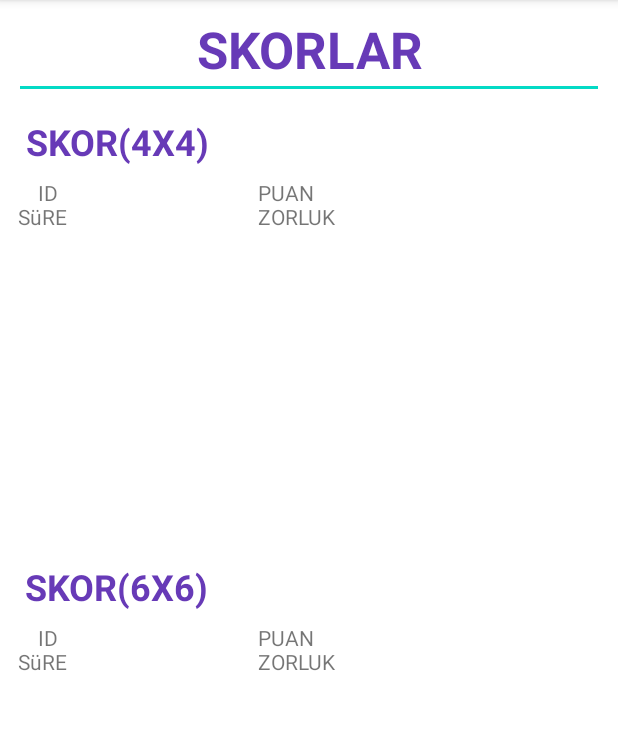
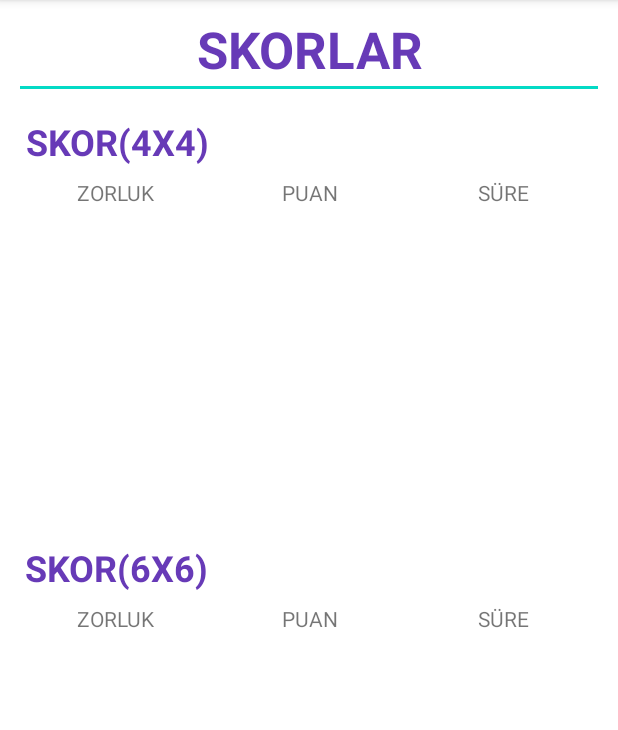
Before and after one commit to KadirShn/Memory-Games, an Android app: the Skorlar screen opened directly, with no data from a screen before it, on a phone screen of 412 x 824 dp, the part 84-814 px from its top. Run offline under Robolectric (Android 15) with nearby library versions, the phone set to English and light mode, and no system bars.

Commit message:
Hafiza Oyunu Yapimi

```diff
--- a/HafizaOyunu/app/src/main/java/com/kadirsahin/hafizaoyunu/Altilik.kt
+++ b/HafizaOyunu/app/src/main/java/com/kadirsahin/hafizaoyunu/Altilik.kt
@@ -5,7 +5,6 @@ import androidx.appcompat.app.AppCompatActivity
 import android.os.Bundle
 import android.os.CountDownTimer
 import android.widget.ImageButton
-import android.widget.Toast
 import androidx.appcompat.app.AlertDialog
 import kotlinx.android.synthetic.main.activity_altilik.*
 import kotlinx.android.synthetic.main.activity_altilik.Puan
@@ -28,9 +27,7 @@ import kotlinx.android.synthetic.main.activity_altilik.fotobtn8
 import kotlinx.android.synthetic.main.activity_altilik.fotobtn9
 import kotlinx.android.synthetic.main.activity_altilik.gerisayim
 import kotlinx.android.synthetic.main.activity_altilik.hamle
-import kotlinx.android.synthetic.main.activity_dortluk.*
 
-private const val TAG = "Altilik"
 class Altilik : AppCompatActivity() {
     private lateinit var buttons: List<ImageButton>
     private lateinit var cards: List<Kartlar>
@@ -140,14 +137,14 @@ class Altilik : AppCompatActivity() {
         Puan.text =puan.toString()
 
         val context = this
-        var db = DataBase(context)
+        val db = DataBase(context)
 
         if(eslesmesayisi==18)
         {
-            var tur = "6x6"
-            var p6 = Puan.text.toString()
-            var s6 = 120 - (gerisayim.text.toString()).toInt()
-            var sk = skor(p6.toInt(),s6.toInt(),tur)
+            val tur = "6x6"
+            val p6 = Puan.text.toString()
+            val s6 = 120 - (gerisayim.text.toString()).toInt()
+            val sk = skor(p6.toInt(),s6,tur)
             db.insertData4(sk)
         }
     }
--- a/HafizaOyunu/app/src/main/java/com/kadirsahin/hafizaoyunu/Dortluk.kt
+++ b/HafizaOyunu/app/src/main/java/com/kadirsahin/hafizaoyunu/Dortluk.kt
@@ -5,10 +5,7 @@ import androidx.appcompat.app.AppCompatActivity
 import android.os.Bundle
 import android.os.CountDownTimer
 import android.widget.ImageButton
-import android.widget.Toast
 import androidx.appcompat.app.AlertDialog
-import kotlinx.android.synthetic.main.activity_altilik.*
-import kotlinx.android.synthetic.main.activity_dortluk.*
 import kotlinx.android.synthetic.main.activity_dortluk.Puan
 import kotlinx.android.synthetic.main.activity_dortluk.eslesme
 import kotlinx.android.synthetic.main.activity_dortluk.fotobtn1
@@ -30,7 +27,6 @@ import kotlinx.android.synthetic.main.activity_dortluk.fotobtn9
 import kotlinx.android.synthetic.main.activity_dortluk.gerisayim
 import kotlinx.android.synthetic.main.activity_dortluk.hamle
 
-private const val TAG = "Dortluk"
 class Dortluk : AppCompatActivity() {
 
     private lateinit var buttons: List<ImageButton>
@@ -97,7 +93,6 @@ class Dortluk : AppCompatActivity() {
             button.setImageResource(if (card.isFaceUp) card.identifier else R.drawable.codee)
         }
     }
-    private val tekrarkont=0
     private fun updateModels(position: Int) {
 
         val card = cards[position]
@@ -142,13 +137,13 @@ class Dortluk : AppCompatActivity() {
         Puan.text =puan.toString()
 
         val context = this
-        var db = DataBase(context)
+        val db = DataBase(context)
         if(eslesmesayisi==8)
         {
-            var tur = "4x4"
-            var p4 = Puan.text.toString()
-            var s4 = 60 - (gerisayim.text.toString()).toInt()
-            var sk = skor(p4.toInt(),s4.toInt(),tur)
+            val tur = "4x4"
+            val p4 = Puan.text.toString()
+            val s4 = 60 - (gerisayim.text.toString()).toInt()
+            val sk = skor(p4.toInt(),s4,tur)
             db.insertData4(sk)
         }
     }
--- a/HafizaOyunu/app/src/main/java/com/kadirsahin/hafizaoyunu/Skorlar.kt
+++ b/HafizaOyunu/app/src/main/java/com/kadirsahin/hafizaoyunu/Skorlar.kt
@@ -14,25 +14,25 @@ class Skorlar : AppCompatActivity() {
         var db = DataBase(context)
         var data = db.readData4()
         var data2 = db.readData6()
-        txt4x4.text = ""
-        txt6x6.text = ""
-        baslik1.text="\tID\t\t\t\t\t\t\t\t\t\tPUAN\t\t\t\t\t\t\t\t\t\t\t\tSüRE\t\t\t\t\t\t\t\t\t\tZORLUK"
-        baslik2.text="\tID\t\t\t\t\t\t\t\t\t\tPUAN\t\t\t\t\t\t\t\t\t\t\t\tSüRE\t\t\t\t\t\t\t\t\t\tZORLUK"
+        textView6.text = ""
+        textView8.text = ""
+        textView10.text = ""
+        textView17.text = ""
+        textView18.text = ""
+        textView19.text = ""
         for (i in 0 until data.size)
         {
-            txt4x4.append("\t"+data.get(i).id4.toString()+ "\t\t\t\t\t\t\t\t\t\t\t"
-                    +data.get(i).pun+ "\t\t\t\t\t\t\t\t\t\t\t\t\t\t\t"
-                    +data.get(i).sure+ "\t\t\t\t\t\t\t\t\t\t\t\t\t"
-                    +data.get(i).tur+ "\n" )
+            textView6.append(data.get(i).tur+ "\n")
+            textView8.append(data.get(i).pun.toString()+ "\n")
+            textView10.append(data.get(i).sure.toString()+ "\n")
 
 
         }
         for(j in 0 until data2.size)
         {
-            txt6x6.append("\t"+data2.get(j).id4.toString()+ "\t\t\t\t\t\t\t\t\t\t\t"
-                    +data2.get(j).pun+ "\t\t\t\t\t\t\t\t\t\t\t\t\t\t\t"
-                    +data2.get(j).sure+ "\t\t\t\t\t\t\t\t\t\t\t\t\t"
-                    +data2.get(j).tur+ "\n" )
+            textView17.append(data2.get(j).tur+ "\n")
+            textView18.append(data2.get(j).pun.toString()+ "\n")
+            textView19.append(data2.get(j).sure.toString()+ "\n")
         }
 
     }
--- a/HafizaOyunu/app/src/main/res/layout/activity_skorlar.xml
+++ b/HafizaOyunu/app/src/main/res/layout/activity_skorlar.xml
@@ -26,53 +26,74 @@
     <ScrollView
         android:id="@+id/scrollView2"
         android:layout_width="388dp"
-        android:layout_height="240dp"
+        android:layout_height="200dp"
         android:layout_marginTop="8dp"
         app:layout_constraintEnd_toEndOf="parent"
         app:layout_constraintStart_toStartOf="parent"
-        app:layout_constraintTop_toBottomOf="@+id/textView4">
+        app:layout_constraintTop_toBottomOf="@+id/linearLayout">
 
         <LinearLayout
             android:layout_width="match_parent"
             android:layout_height="wrap_content"
-            android:orientation="vertical">
+            android:orientation="horizontal">
 
             <TextView
-                android:id="@+id/baslik1"
-                android:layout_width="match_parent"
-                android:layout_height="wrap_content" />
+                android:id="@+id/textView6"
+                android:layout_width="10dp"
+                android:layout_height="wrap_content"
+                android:layout_weight="1"
+                android:textAlignment="center" />
 
             <TextView
-                android:id="@+id/txt4x4"
-                android:layout_width="match_parent"
-                android:layout_height="wrap_content" />
+                android:id="@+id/textView8"
+                android:layout_width="10dp"
+                android:layout_height="wrap_content"
+                android:layout_weight="1"
+                android:textAlignment="center" />
+
+            <TextView
+                android:id="@+id/textView10"
+                android:layout_width="10dp"
+                android:layout_height="wrap_content"
+                android:layout_weight="1"
+                android:textAlignment="center" />
         </LinearLayout>
     </ScrollView>
 
     <ScrollView
+        android:id="@+id/scrollView3"
         android:layout_width="388dp"
-        android:layout_height="240dp"
+        android:layout_height="200dp"
         android:layout_marginTop="8dp"
-        app:layout_constraintBottom_toBottomOf="parent"
         app:layout_constraintEnd_toEndOf="parent"
         app:layout_constraintStart_toStartOf="parent"
-        app:layout_constraintTop_toBottomOf="@+id/textView9"
-        app:layout_constraintVertical_bias="0.0">
+        app:layout_constraintTop_toBottomOf="@+id/linearLayout2">
 
         <LinearLayout
             android:layout_width="match_parent"
             android:layout_height="wrap_content"
-            android:orientation="vertical">
+            android:orientation="horizontal">
 
             <TextView
-                android:id="@+id/baslik2"
-                android:layout_width="match_parent"
-                android:layout_height="wrap_content" />
+                android:id="@+id/textView17"
+                android:layout_width="10dp"
+                android:layout_height="wrap_content"
+                android:layout_weight="1"
+                android:textAlignment="center" />
 
             <TextView
-                android:id="@+id/txt6x6"
-                android:layout_width="wrap_content"
-                android:layout_height="wrap_content" />
+                android:id="@+id/textView18"
+                android:layout_width="10dp"
+                android:layout_height="wrap_content"
+                android:layout_weight="1"
+                android:textAlignment="center" />
+
+            <TextView
+                android:id="@+id/textView19"
+                android:layout_width="10dp"
+                android:layout_height="wrap_content"
+                android:layout_weight="1"
+                android:textAlignment="center" />
         </LinearLayout>
     </ScrollView>
 
@@ -104,4 +125,74 @@
         android:textStyle="bold"
         app:layout_constraintStart_toStartOf="parent"
         app:layout_constraintTop_toBottomOf="@+id/scrollView2" />
+
+    <LinearLayout
+        android:id="@+id/linearLayout"
+        android:layout_width="388dp"
+        android:layout_height="wrap_content"
+        android:layout_marginTop="8dp"
+        android:orientation="horizontal"
+        app:layout_constraintEnd_toEndOf="parent"
+        app:layout_constraintStart_toStartOf="parent"
+        app:layout_constraintTop_toBottomOf="@+id/textView4">
+
+        <TextView
+            android:id="@+id/textView11"
+            android:layout_width="10dp"
+            android:layout_height="wrap_content"
+            android:layout_weight="1"
+            android:text="ZORLUK"
+            android:textAlignment="center" />
+
+        <TextView
+            android:id="@+id/textView12"
+            android:layout_width="10dp"
+            android:layout_height="wrap_content"
+            android:layout_weight="1"
+            android:text="PUAN"
+            android:textAlignment="center" />
+
+        <TextView
+            android:id="@+id/textView13"
+            android:layout_width="10dp"
+            android:layout_height="wrap_content"
+            android:layout_weight="1"
+            android:text="SÜRE"
+            android:textAlignment="center" />
+    </LinearLayout>
+
+    <LinearLayout
+        android:id="@+id/linearLayout2"
+        android:layout_width="388dp"
+        android:layout_height="wrap_content"
+        android:layout_marginTop="8dp"
+        android:orientation="horizontal"
+        app:layout_constraintEnd_toEndOf="parent"
+        app:layout_constraintStart_toStartOf="parent"
+        app:layout_constraintTop_toBottomOf="@+id/textView9">
+
+        <TextView
+            android:id="@+id/textView14"
+            android:layout_width="10dp"
+            android:layout_height="wrap_content"
+            android:layout_weight="1"
+            android:text="ZORLUK"
+            android:textAlignment="center" />
+
+        <TextView
+            android:id="@+id/textView15"
+            android:layout_width="10dp"
+            android:layout_height="wrap_content"
+            android:layout_weight="1"
+            android:text="PUAN"
+            android:textAlignment="center" />
+
+        <TextView
+            android:id="@+id/textView16"
+            android:layout_width="10dp"
+            android:layout_height="wrap_content"
+            android:layout_weight="1"
+            android:text="SÜRE"
+            android:textAlignment="center" />
+    </LinearLayout>
 </androidx.constraintlayout.widget.ConstraintLayout>
```
